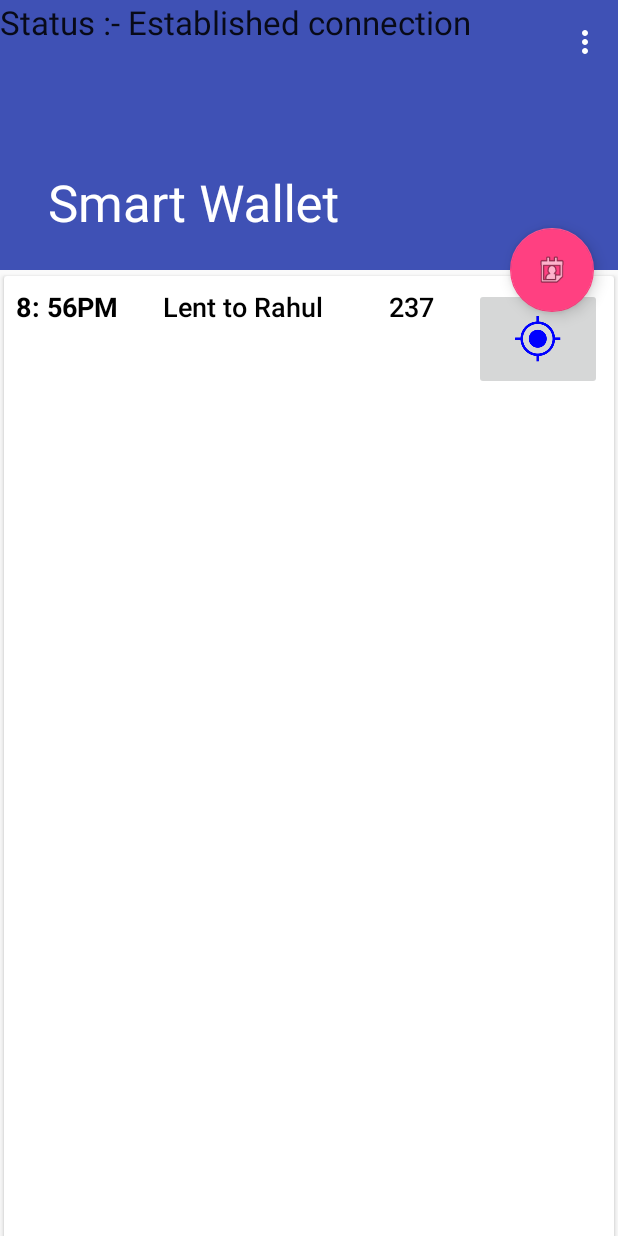
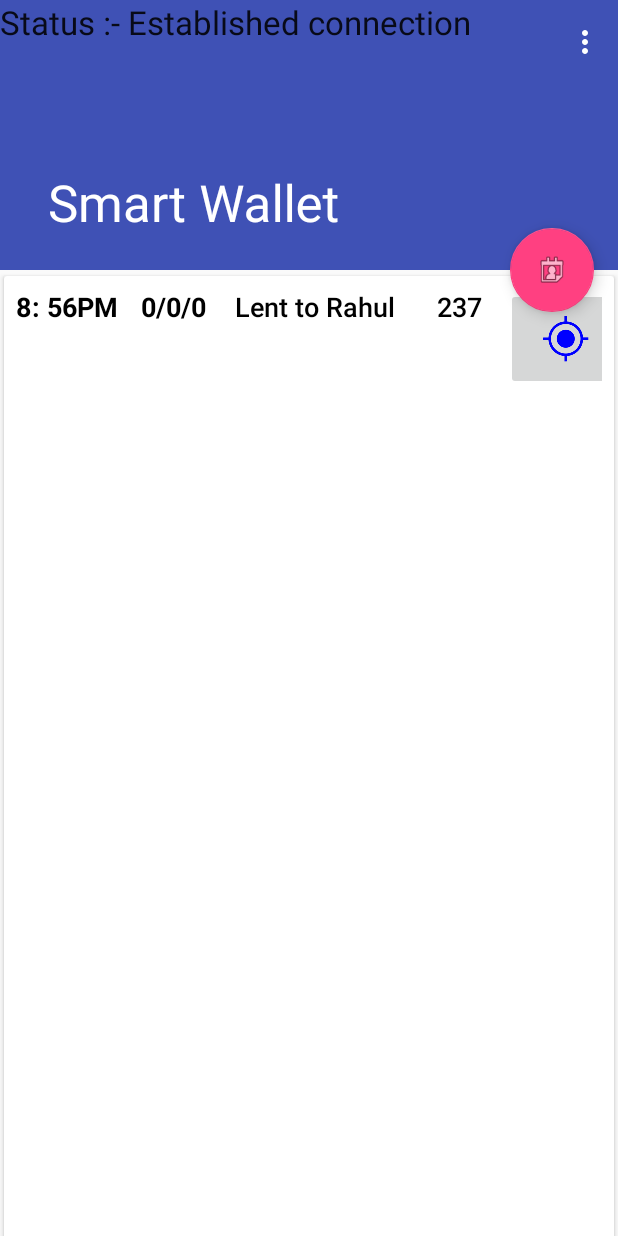
Before and after one commit to aditya-nambiar/smartwallet, an Android app: the ScrollingActivity screen opened directly, with no data from a screen before it, on a phone screen of 412 x 824 dp. Run offline under Robolectric (Android 15) with nearby library versions, the phone set to English and light mode, and no system bars; 8 statements that could not run were skipped.

Commit message:
added date and month from rtc

```diff
--- a/app/src/main/java/com/togather/me/smartwallet/Adapter.java
+++ b/app/src/main/java/com/togather/me/smartwallet/Adapter.java
@@ -58,6 +58,7 @@ public class Adapter extends RecyclerView.Adapter<Adapter.ItemHolder> {
     public void onBindViewHolder(ItemHolder holder, int position) {
          CashFlow temp = mItems.get(position);
         holder.time.setText(String.valueOf(temp.time_hours) + ": " + String.valueOf(temp.time_minutes) + temp.ampm);
+        holder.date.setText(temp.date + "/"+temp.month+"/"+temp.year);
         holder.desp.setText(temp.desp);
         holder.amt.setText(String.valueOf(temp.amt));
         ImageButton moneda = (ImageButton)  holder.itemView.findViewById(R.id.locButton);
@@ -91,7 +92,7 @@ public class Adapter extends RecyclerView.Adapter<Adapter.ItemHolder> {
         TextView time;
         TextView desp;
         TextView amt;
-
+        TextView date;
 
 
         public ItemHolder(View itemView) {
@@ -99,7 +100,7 @@ public class Adapter extends RecyclerView.Adapter<Adapter.ItemHolder> {
             time = (TextView) itemView.findViewById(R.id.timing);
             desp = (TextView) itemView.findViewById(R.id.desp);
             amt = (TextView) itemView.findViewById(R.id.amt);
-
+            date = (TextView) itemView.findViewById(R.id.date);
             itemView.setOnClickListener(this);
         }
 
--- a/app/src/main/java/com/togather/me/smartwallet/CashFlow.java
+++ b/app/src/main/java/com/togather/me/smartwallet/CashFlow.java
@@ -4,7 +4,9 @@ package com.togather.me.smartwallet;
  * Created by aditya on 3/11/16.
  */
 public class CashFlow {
-
+    int date;
+    int month;
+    int year;
     int time_hours;
     int time_minutes;
     String ampm;
--- a/app/src/main/java/com/togather/me/smartwallet/MyBroadcastReceiver.java
+++ b/app/src/main/java/com/togather/me/smartwallet/MyBroadcastReceiver.java
@@ -33,6 +33,7 @@ public class MyBroadcastReceiver extends BroadcastReceiver {
                     Toast.LENGTH_LONG).show();
             Vibrator vibrator = (Vibrator) context.getSystemService(Context.VIBRATOR_SERVICE);
             vibrator.vibrate(2000);
+            ScrollingActivity.text.setText("Status :- Connection Lost!");
         }
     }
 
--- a/app/src/main/res/layout/cashflowcard.xml
+++ b/app/src/main/res/layout/cashflowcard.xml
@@ -36,6 +36,20 @@
                     android:textStyle="bold"
                     android:layout_weight="2"
                     tools:text="07:00 AM"/>
+
+                <TextView
+                    android:id="@+id/date"
+                    android:layout_width="wrap_content"
+                    android:layout_height="wrap_content"
+                    android:ellipsize="end"
+                    android:singleLine="true"
+                    android:textColor="@color/black"
+                    android:textSize="@dimen/font_medium"
+                    android:textStyle="bold"
+                    android:layout_weight="2"
+
+                    tools:text="03/04/16"/>
+
 
                 <TextView
                     android:id="@+id/desp"
```
Also changed, not shown: app/src/main/java/com/togather/me/smartwallet/ScrollingActivity.java (+38 -24 lines), 38 other files.
